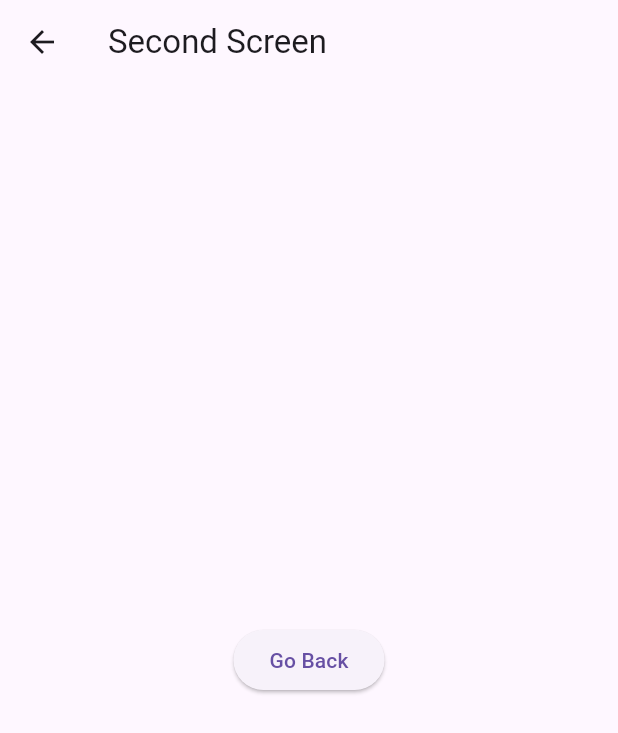
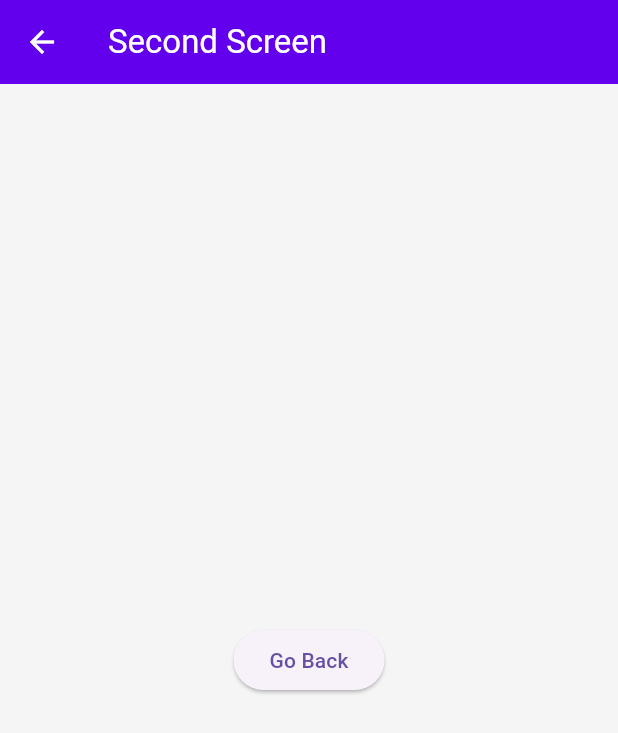
Before and after one commit to ShashwatDhingra/EaseX, a Flutter app: the screen it shows after launch, after a tap on "Go to Second Screen", on a phone screen of 412 x 824 dp. Shown: the top 733 px of the screen. Run offline on Flutter 3.47's test engine with Material 3 defaults, Android fonts, the phone set to English and light mode, and no system bars; our stand-ins replace fluttertoast.

Commit message:
ADD: Basic Theme Code, Change Readme.md file

```diff
--- a/ease_x_test_app/lib/main.dart
+++ b/ease_x_test_app/lib/main.dart
@@ -1,11 +1,11 @@
+import 'package:flutter/material.dart';
 import 'package:ease_x/ease_x.dart';
-import 'package:flutter/material.dart';
 
 void main() {
   runApp(const EaseXExampleApp());
 }
 
-/// The main app widuget
+/// The main app widget
 class EaseXExampleApp extends StatelessWidget {
   const EaseXExampleApp({super.key});
 
@@ -13,6 +13,8 @@ class EaseXExampleApp extends StatelessWidget {
   Widget build(BuildContext context) {
     return MaterialApp(
       debugShowCheckedModeBanner: false,
+      theme: EaseXTheme.light,
+      darkTheme: EaseXTheme.dark,
       navigatorKey: EaseXLoader.navigatorKey, // Required for EaseXLoader
       home: const ExampleHomeScreen(), // Initial screen
     );
@@ -33,6 +35,7 @@ class _ExampleHomeScreenState extends State<ExampleHomeScreen> {
   String internetStatus = "Checking..."; // Stores internet connection status
   bool isLoading = false; // Tracks whether the loader is visible
   bool showExtraContent = false; // Controls visibility for showIf example
+  final formKey = GlobalKey<FormState>();
 
   @override
   void initState() {
@@ -59,25 +62,30 @@ class _ExampleHomeScreenState extends State<ExampleHomeScreen> {
   @override
   Widget build(BuildContext context) {
     return Scaffold(
-      appBar: AppBar(title: const Text('EaseX Example')), // App bar with title
-      body: Padding(
-        padding: const EdgeInsets.all(
-            Sizes.md), // Padding using EaseX predefined sizes
+        appBar:
+            AppBar(title: const Text('EaseX Example')), // App bar with title
+        body: Form(
+          key: formKey,
           child: Column(
-          crossAxisAlignment: CrossAxisAlignment.start,
+            crossAxisAlignment: CrossAxisAlignment.center,
             children: [
               // Display device and network information using EaseXDevice utilities
-            Text('Screen Width: ${EaseXDevice.getScreenWidth(context)}'),
-            Text('Keyboard Visible: ${EaseXDevice.isKeyboardVisible(context)}'),
-            Text(
-                'Device: ${EaseXDevice.isAndroid ? "Android" : EaseXDevice.isIOS ? "iOS" : "Unknown"}'),
+              Text('Screen Width: ${EaseXDevice.getScreenWidth(context)}')
+                  .bold()
+                  .size(20),
+              Text('Keyboard Visible: ${EaseXDevice.isKeyboardVisible(context)}')
+                  .bold()
+                  .size(20),
+              Text('Device: ${EaseXDevice.isAndroid ? "Android" : EaseXDevice.isIOS ? "iOS" : "Unknown"}')
+                  .bold()
+                  .size(20),
               Text(
                 'Internet: $internetStatus',
                 style: TextStyle(
                     color: internetStatus == "Connected"
                         ? Colors.green
                         : Colors.red),
-            ),
+              )..bold().size(20),
 
               // EaseXBox Example - Adds vertical spacing of 20 pixels
               20.vBox,
@@ -101,39 +109,65 @@ class _ExampleHomeScreenState extends State<ExampleHomeScreen> {
 
               // Show toast message on button tap
               ElevatedButton(
-              onPressed: () => "Hello from EaseXToast".showToast(),
+                onPressed: () => "Hello from EaseXToast".showBlackToast(),
                 child: const Text("Show Toast"),
-            ).onTap(() => print("Button tapped")), // Adds onTap extension
+              ),
 
-            // Adjusting widget opacity
-            const Icon(Icons.star, size: 50).opacity(0.5),
+              18.vBox,
 
               // Rotating a widget
-            const Text("Rotated Text").rotate(15),
+              const Text("Rotated Text").rotate(50),
+
+              18.vBox,
 
               // EaseXTextStyle Example
               const Text("Styled Text")
                   .bold()
-                .italic(), // Applying predefined H1 text style
+                  .colored(Colors.deepPurple.shade300)
+                  .italic()
+                  .underlined(),
+              // .bold()
+              // .italic(), // Applying predefined H1 text style
 
               // EaseXDuration Example
-            Text("Delay: 1 Second").onTap(() async {
-              await Future.delayed(1.seconds);
+              const Text("Delay: 1 Second [Click Me]").onTap(() async {
+                await Future.delayed(1.seconds); // Duration extension
                 "Showing Toast after delay".showSuccessToast();
               }), // Displaying short duration in milliseconds
 
               // EaseXValidator Example for email validation
+              Row(
+                children: [
                   TextFormField(
                     controller: _emailController,
                     decoration: const InputDecoration(labelText: "Email"),
-              validator: EaseXValidator.validateEmail, // Validates email input
+                    validator:
+                        EaseXValidator.validateEmail, // Validates email input
+                  ).expanded(
+                      flex:
+                          3), // Use .expanded() on any Widget | Shortcut for wrapping with Expanded()
+                  ElevatedButton(
+                          onPressed: () {
+                            formKey.currentState!.validate();
+                          },
+                          child: const Text('Validate'))
+                      .expanded(flex: 2)
+                ],
               ),
+
+              12.vBox,
 
               // EaseXLoader Example - Show and hide loader
               ElevatedButton(
-              onPressed: _toggleLoader,
-              child: Text(isLoading ? "Hide Loader" : "Show Loader"),
+                onPressed: () async {
+                  _toggleLoader();
+                  await Future.delayed(2.seconds);
+                  _toggleLoader();
+                },
+                child: const Text("Show Loader"),
               ),
+
+              12.vBox,
 
               // EaseXWidgetExtensions: showIf Example
               ElevatedButton(
@@ -145,12 +179,17 @@ class _ExampleHomeScreenState extends State<ExampleHomeScreen> {
                 child: const Text("Toggle Extra Content"),
               ),
 
+              12.vBox,
+
               // Show extra content only if showExtraContent is true
-            const Text("This is extra content!").showIf(
+              const Text(
+                      "There is so much more to explore! Check out the package code for a deep dive into all available features.")
+                  .bold()
+                  .showIf(
                       showExtraContent), // showIf will conditionally display the widget
             ],
-        ),
-      ),
+          ).pad(all: 24),
+        ) // Ease Padding to any Widget,
         );
   }
 }
--- a/lib/ease_x.dart
+++ b/lib/ease_x.dart
@@ -8,3 +8,4 @@ export 'package:ease_x/utils/ease_x_validator.dart';
 export 'package:ease_x/utils/ease_x_device.dart';
 export 'package:ease_x/utils/ease_x_loader.dart';
 export 'package:ease_x/utils/size.dart';
+export 'package:ease_x/utils/ease_x_theme.dart';
--- /dev/null
+++ b/lib/utils/ease_x_theme.dart
@@ -0,0 +1,45 @@
+import 'package:flutter/material.dart';
+
+class EaseXTheme {
+  // Light Theme
+  static ThemeData get light => ThemeData(
+        brightness: Brightness.light,
+        primaryColor: const Color(0xFF6200EE), // Primary Purple
+        scaffoldBackgroundColor: const Color(0xFFF5F5F5), // Light Grey
+        appBarTheme: const AppBarTheme(
+          backgroundColor: Color(0xFF6200EE),
+          foregroundColor: Colors.white,
+        ),
+        textTheme: const TextTheme(
+          bodyLarge: TextStyle(color: Color(0xFF212121)), // Dark Text
+          bodyMedium: TextStyle(color: Color(0xFF424242)), // Medium Dark Text
+        ),
+        cardColor: Colors.white,
+        iconTheme: const IconThemeData(color: Color(0xFF6200EE)),
+        buttonTheme: const ButtonThemeData(
+          buttonColor: Color(0xFF6200EE),
+          textTheme: ButtonTextTheme.primary,
+        ),
+      );
+
+  // Dark Theme
+  static ThemeData get dark => ThemeData(
+        brightness: Brightness.dark,
+        primaryColor: const Color(0xFFBB86FC), // Light Purple
+        scaffoldBackgroundColor: const Color(0xFF121212), // Dark Grey
+        appBarTheme: const AppBarTheme(
+          backgroundColor: Color(0xFF1F1B24), // Dark AppBar
+          foregroundColor: Colors.white,
+        ),
+        textTheme: const TextTheme(
+          bodyLarge: TextStyle(color: Colors.white), // Light Text
+          bodyMedium: TextStyle(color: Color(0xFFB0BEC5)), // Greyish Text
+        ),
+        cardColor: const Color(0xFF1E1E1E),
+        iconTheme: const IconThemeData(color: Color(0xFFBB86FC)),
+        buttonTheme: const ButtonThemeData(
+          buttonColor: Color(0xFFBB86FC),
+          textTheme: ButtonTextTheme.primary,
+        ),
+      );
+}
--- a/pubspec.yaml
+++ b/pubspec.yaml
@@ -1,8 +1,8 @@
 name: ease_x
 description: "A set of useful Flutter extensions for UI, navigation, theming, and utilities."
-version: 1.0.0
+version: 1.1.0
 repository: https://github.com/ShashwatDhingra/EaseX
-homepage: https://github.com/ShashwatDhingra/EaseX
+homepage: https://pub.dev/packages/ease_x
 
 environment:
   sdk: '>=3.4.4 <4.0.0'
```
Also changed, not shown: example/main.dart (+65 -26 lines), ease_x_test_app/pubspec.lock, 6 other files. Lines whose indentation alone changed are shown as unchanged.
